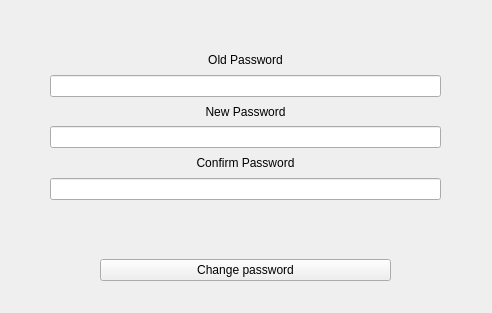
This is Biblioteca/UserApp/PasswordChange.ui in EchipaSMC/Biblioteca as Qt 5 draws it before an edit. The edited form follows.
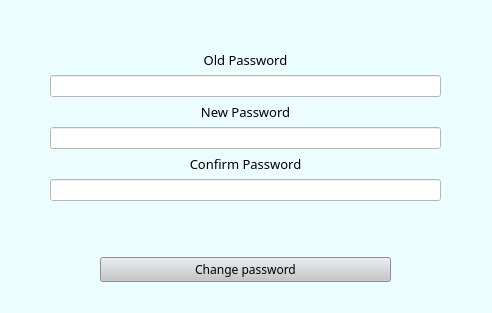
This is the edited form.

```diff
--- a/Biblioteca/UserApp/PasswordChange.ui
+++ b/Biblioteca/UserApp/PasswordChange.ui
@@ -13,13 +13,17 @@
   <property name="windowTitle">
    <string>Change Password</string>
   </property>
+  <property name="styleSheet">
+   <string notr="true">background-color: rgb(235, 253, 255);
+</string>
+  </property>
   <widget class="QWidget" name="verticalLayoutWidget">
    <property name="geometry">
     <rect>
      <x>0</x>
      <y>40</y>
      <width>491</width>
-     <height>171</height>
+     <height>172</height>
     </rect>
    </property>
    <layout class="QVBoxLayout" name="verticalLayout">
@@ -31,6 +35,12 @@
     </property>
     <item>
      <widget class="QLabel" name="oldPasswordLbl">
+      <property name="font">
+       <font>
+        <family>Bahnschrift SemiBold</family>
+        <pointsize>10</pointsize>
+       </font>
+      </property>
       <property name="text">
        <string>Old Password</string>
       </property>
@@ -41,6 +51,9 @@
     </item>
     <item>
      <widget class="QLineEdit" name="oldPasswordInput">
+      <property name="styleSheet">
+       <string notr="true">background-color: rgb(255, 255, 255);</string>
+      </property>
       <property name="echoMode">
        <enum>QLineEdit::Password</enum>
       </property>
@@ -48,6 +61,12 @@
     </item>
     <item>
      <widget class="QLabel" name="newPasswordLbl">
+      <property name="font">
+       <font>
+        <family>Bahnschrift SemiBold</family>
+        <pointsize>10</pointsize>
+       </font>
+      </property>
       <property name="text">
        <string>New Password</string>
       </property>
@@ -58,6 +77,9 @@
     </item>
     <item>
      <widget class="QLineEdit" name="newPasswordInput">
+      <property name="styleSheet">
+       <string notr="true">background-color: rgb(255, 255, 255);</string>
+      </property>
       <property name="echoMode">
        <enum>QLineEdit::Password</enum>
       </property>
@@ -65,6 +87,12 @@
     </item>
     <item>
      <widget class="QLabel" name="confirmPasswordLbl">
+      <property name="font">
+       <font>
+        <family>Bahnschrift SemiBold</family>
+        <pointsize>10</pointsize>
+       </font>
+      </property>
       <property name="text">
        <string>Confirm Password</string>
       </property>
@@ -75,6 +103,9 @@
     </item>
     <item>
      <widget class="QLineEdit" name="confirmPasswordInput">
+      <property name="styleSheet">
+       <string notr="true">background-color: rgb(255, 255, 255);</string>
+      </property>
       <property name="echoMode">
        <enum>QLineEdit::Password</enum>
       </property>
@@ -100,6 +131,14 @@
     </property>
     <item>
      <widget class="QPushButton" name="passwordChangeBtn">
+      <property name="font">
+       <font>
+        <family>Bahnschrift SemiBold</family>
+       </font>
+      </property>
+      <property name="styleSheet">
+       <string notr="true">background-color: rgb(197, 198, 200);</string>
+      </property>
       <property name="text">
        <string>Change password</string>
       </property>
```
